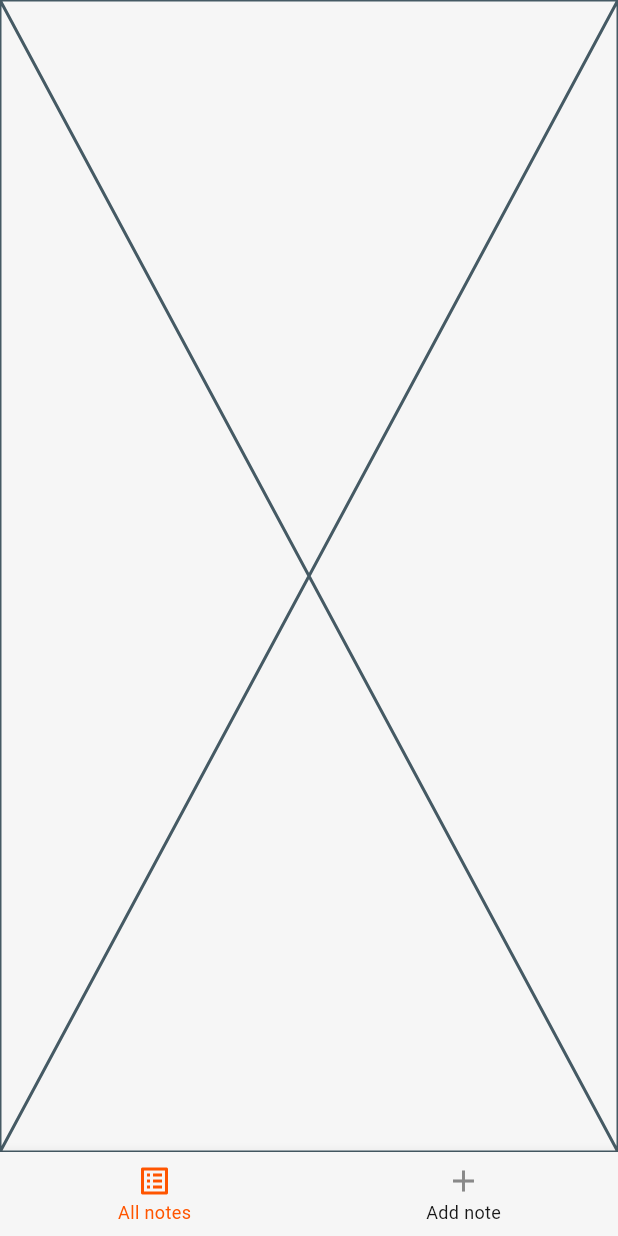
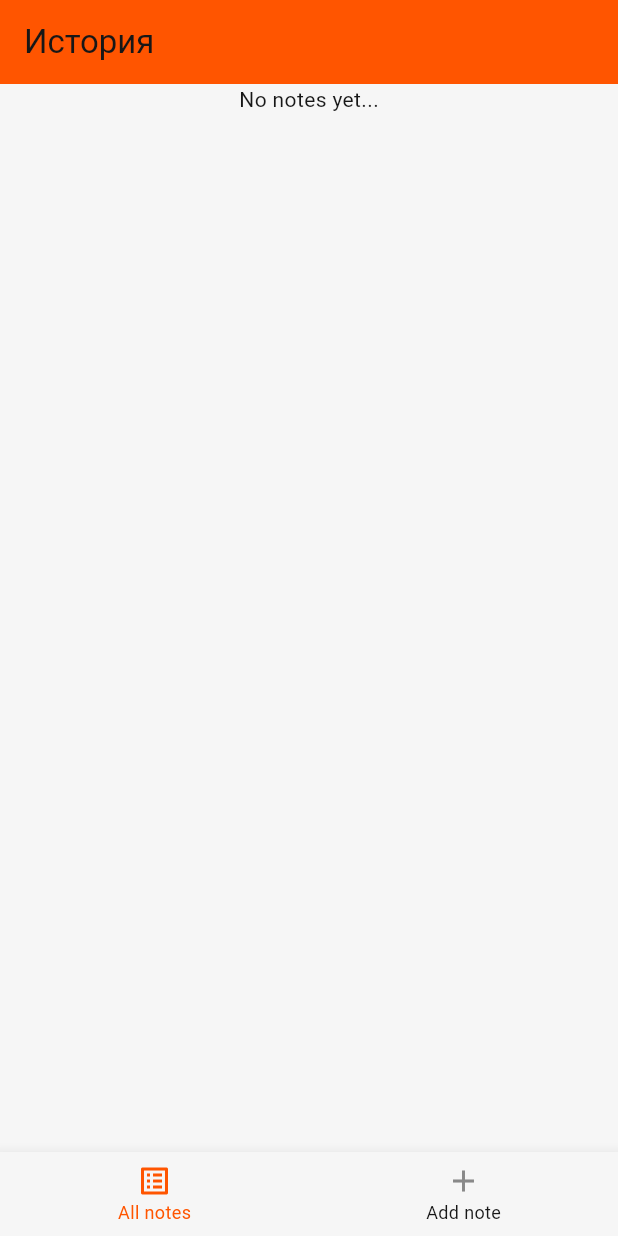
Before and after one commit to rusyaev-dk/scriby_app, a Flutter app: the screen it shows after launch, on a phone screen of 412 x 824 dp. Run offline on Flutter 3.47's test engine with Material 3 defaults, Android fonts, the phone set to English and light mode, and no system bars; our stand-ins replace auto_route, bloc, equatable, flutter_bloc, realm, shared_preferences; generated files the repository leaves out were written again.

Commit message:
feat: add newNote bloc
small improvements in project structure

```diff
--- a/lib/app/app_initializer.dart
+++ b/lib/app/app_initializer.dart
@@ -2,10 +2,10 @@ import 'package:flutter/material.dart';
 import 'package:flutter_bloc/flutter_bloc.dart';
 import 'package:scriby_app/app/app_config.dart';
 import 'package:scriby_app/core/blocs/theme_cubit/theme_cubit.dart';
-import 'package:scriby_app/core/domain/repositories/my_notes/my_notes_repository.dart';
-import 'package:scriby_app/core/domain/repositories/my_notes/my_notes_repository_interface.dart';
+import 'package:scriby_app/core/domain/repositories/notes/notes.dart';
 import 'package:scriby_app/core/domain/repositories/settings/settings.dart';
-import 'package:scriby_app/features/my_notes/presentation/my_notes_bloc/my_notes_bloc.dart';
+import 'package:scriby_app/features/my_notes/presentation/presentation.dart';
+import 'package:scriby_app/features/new_note/presentation/presentation.dart';
 import 'package:scriby_app/persistence/storage/key_value_storage/key_value_storage.dart';
 
 class AppInitializer extends StatelessWidget {
@@ -20,17 +20,17 @@ class AppInitializer extends StatelessWidget {
 
   @override
   Widget build(BuildContext context) {
-    final sharedPrefsStotage =
+    final sharedPrefsStorage =
         SharedPrefsStorage(prefs: appConfig.sharedPreferences);
 
     return MultiRepositoryProvider(
       providers: [
         RepositoryProvider<SettingsRepositoryI>(
           create: (context) =>
-              SettingsRepository(keyValueStorage: sharedPrefsStotage),
+              SettingsRepository(keyValueStorage: sharedPrefsStorage),
         ),
-        RepositoryProvider<MyNotesRepositoryI>(
-          create: (context) => MyNotesRepository(realm: appConfig.realm),
+        RepositoryProvider<NotesRepositoryI>(
+          create: (context) => NotesRepository(realm: appConfig.realm),
         ),
       ],
       child: MultiBlocProvider(
@@ -42,7 +42,12 @@ class AppInitializer extends StatelessWidget {
           ),
           BlocProvider(
             create: (context) => MyNotesBloc(
-              myNotesRepository: context.read<MyNotesRepositoryI>(),
+              notesRepository: context.read<NotesRepositoryI>(),
+            ),
+          ),
+          BlocProvider(
+            create: (context) => NewNoteBloc(
+              notesRepository: context.read<NotesRepositoryI>(),
             ),
           ),
         ],
--- a/lib/core/domain/repositories/my_notes/my_notes.dart
+++ /dev/null
@@ -1,3 +0,0 @@
-export 'my_notes_repository_interface.dart';
-export 'my_notes_repository.dart';
-export '../../../../persistence/storage/realm/models/models.dart';
--- /dev/null
+++ b/lib/core/domain/repositories/notes/notes.dart
@@ -0,0 +1,2 @@
+export 'notes_repository_interface.dart';
+export 'notes_repository.dart';
--- a/lib/core/domain/repositories/my_notes/my_notes_repository.dart
+++ b/lib/core/domain/repositories/notes/notes_repository.dart
@@ -1,8 +1,9 @@
 import 'package:realm/realm.dart';
-import 'package:scriby_app/core/domain/repositories/my_notes/my_notes.dart';
+import 'package:scriby_app/core/domain/repositories/notes/notes.dart';
+import 'package:scriby_app/persistence/storage/realm/models/models.dart';
 
-class MyNotesRepository implements MyNotesRepositoryI {
-  MyNotesRepository({required Realm realm}) : _realm = realm;
+class NotesRepository implements NotesRepositoryI {
+  NotesRepository({required Realm realm}) : _realm = realm;
 
   final Realm _realm;
 
--- a/lib/core/domain/repositories/my_notes/my_notes_repository_interface.dart
+++ b/lib/core/domain/repositories/notes/notes_repository_interface.dart
@@ -1,6 +1,6 @@
 import 'package:scriby_app/persistence/storage/realm/models/models.dart';
 
-abstract interface class MyNotesRepositoryI {
+abstract interface class NotesRepositoryI {
   Future<List<LocalNote>> getAllNotes();
   Future<void> addNote(LocalNote newNote);
   Future<void> deleteNote(LocalNote noteToDelete);
--- a/lib/features/my_notes/presentation/my_notes_bloc/my_notes_bloc.dart
+++ b/lib/features/my_notes/presentation/my_notes_bloc/my_notes_bloc.dart
@@ -1,20 +1,21 @@
 import 'package:bloc/bloc.dart';
 import 'package:equatable/equatable.dart';
 import 'package:scriby_app/core/domain/entity/note.dart';
-import 'package:scriby_app/core/domain/repositories/my_notes/my_notes_repository_interface.dart';
+import 'package:scriby_app/core/domain/repositories/notes/notes_repository_interface.dart';
 
 part 'my_notes_event.dart';
 part 'my_notes_state.dart';
 
 class MyNotesBloc extends Bloc<MyNotesEvent, MyNotesState> {
   MyNotesBloc({
-    required MyNotesRepositoryI myNotesRepository,
-  })  : _myNotesRepository = myNotesRepository,
+    required NotesRepositoryI notesRepository,
+  })  : _notesRepository = notesRepository,
         super(MyNotesLoadingState()) {
     on<LoadMyNotesEvent>(_onLoadNotes);
+    add(LoadMyNotesEvent());
   }
 
-  final MyNotesRepositoryI _myNotesRepository;
+  final NotesRepositoryI _notesRepository;
 
   Future<void> _onLoadNotes(
     LoadMyNotesEvent event,
@@ -23,12 +24,15 @@ class MyNotesBloc extends Bloc<MyNotesEvent, MyNotesState> {
     if (state is! MyNotesLoadingState) {
       emit(MyNotesLoadingState());
     }
-
-    final localNotes = await _myNotesRepository.getAllNotes();
-    List<Note> notes = [];
-    for (var localNote in localNotes) {
-      notes.add(Note.fromLocal(localNote));
+    try {
+      final localNotes = await _notesRepository.getAllNotes();
+      List<Note> notes = [];
+      for (var localNote in localNotes) {
+        notes.add(Note.fromLocal(localNote));
+      }
+      emit(MyNotesLoadedState(notes: notes));
+    } catch (err, stackTrace) {
+      emit(MyNotesFailureState(exception: err));
     }
-    emit(MyNotesLoadedState(notes: notes));
   }
 }
--- a/lib/features/my_notes/presentation/my_notes_bloc/my_notes_state.dart
+++ b/lib/features/my_notes/presentation/my_notes_bloc/my_notes_state.dart
@@ -1,8 +1,6 @@
 part of 'my_notes_bloc.dart';
 
 sealed class MyNotesState extends Equatable {}
-
-// final class MyNotesInitial extends MyNotesState {}
 
 final class MyNotesLoadingState extends MyNotesState {
   @override
@@ -19,6 +17,10 @@ final class MyNotesLoadedState extends MyNotesState {
 }
 
 final class MyNotesFailureState extends MyNotesState {
+  MyNotesFailureState({required this.exception});
+
+  final Object exception;
+
   @override
-  List<Object?> get props => [];
+  List<Object?> get props => [exception];
 }
--- /dev/null
+++ b/lib/features/my_notes/presentation/presentation.dart
@@ -0,0 +1,3 @@
+export 'my_notes_bloc/my_notes_bloc.dart';
+export 'screens/screens.dart';
+export 'widgets/widgets.dart';
--- a/lib/features/my_notes/presentation/screens/my_notes_screen.dart
+++ b/lib/features/my_notes/presentation/screens/my_notes_screen.dart
@@ -1,8 +1,6 @@
 import 'package:auto_route/annotations.dart';
 import 'package:flutter/material.dart';
-import 'package:flutter_bloc/flutter_bloc.dart';
-import 'package:scriby_app/core/domain/entity/note.dart';
-import 'package:scriby_app/features/my_notes/presentation/my_notes_bloc/my_notes_bloc.dart';
+import 'package:scriby_app/features/my_notes/presentation/presentation.dart';
 
 @RoutePage()
 class MyNotesScreen extends StatelessWidget {
@@ -10,23 +8,8 @@ class MyNotesScreen extends StatelessWidget {
 
   @override
   Widget build(BuildContext context) {
-    return Scaffold(
-      body: BlocBuilder<MyNotesBloc, MyNotesState>(
-        builder: (context, state) {
-          if (state is MyNotesLoadedState) {
-            final List<Note> notes = state.notes;
-
-            if (notes.isEmpty) {
-              return const Center(
-                child: Text("No notes yet..."),
-              );
-            }
-            return Placeholder();
-          }
-
-          return const Placeholder();
-        },
-      ),
+    return const Scaffold(
+      body: MyNotesBody(),
     );
   }
 }
--- /dev/null
+++ b/lib/features/my_notes/presentation/screens/screens.dart
@@ -0,0 +1 @@
+export 'my_notes_screen.dart';
--- /dev/null
+++ b/lib/features/my_notes/presentation/widgets/body.dart
@@ -0,0 +1,40 @@
+import 'package:flutter/material.dart';
+import 'package:flutter_bloc/flutter_bloc.dart';
+import 'package:scriby_app/features/my_notes/presentation/presentation.dart';
+import 'package:scriby_app/uikit/uikit.dart';
+
+class MyNotesBody extends StatelessWidget {
+  const MyNotesBody({
+    super.key,
+  });
+
+  @override
+  Widget build(BuildContext context) {
+    return BlocBuilder<MyNotesBloc, MyNotesState>(
+      builder: (context, state) {
+        return CustomScrollView(
+          slivers: [
+            const SliverAppBar(
+              snap: true,
+              floating: true,
+              title: Text('История'),
+              elevation: 0,
+              surfaceTintColor: Colors.transparent,
+            ),
+            if (state is MyNotesLoadedState)
+              SliverToBoxAdapter(
+                child: Center(
+                  child: Text(
+                    "No notes yet...",
+                    style: TextStyle(
+                      color: AppColorScheme.of(context).onBackground,
+                    ),
+                  ),
+                ),
+              )
+          ],
+        );
+      },
+    );
+  }
+}
--- /dev/null
+++ b/lib/features/my_notes/presentation/widgets/widgets.dart
@@ -0,0 +1 @@
+export 'body.dart';
--- /dev/null
+++ b/lib/features/new_note/presentation/new_note_bloc/new_note_event.dart
@@ -0,0 +1,22 @@
+part of 'new_note_bloc.dart';
+
+sealed class NewNoteEvent extends Equatable {}
+
+final class SaveNoteLocallyEvent extends NewNoteEvent {
+  SaveNoteLocallyEvent({
+    required this.title,
+    required this.dateTime,
+    required this.tags,
+    required this.text,
+    required this.completer,
+  });
+
+  final String title;
+  final String dateTime;
+  final List<String> tags;
+  final String text;
+  final Completer completer;
+
+  @override
+  List<Object?> get props => [title, dateTime, tags, text];
+}
--- /dev/null
+++ b/lib/features/new_note/presentation/new_note_bloc/new_note_state.dart
@@ -0,0 +1,27 @@
+part of 'new_note_bloc.dart';
+
+sealed class NewNoteState extends Equatable {}
+
+final class NewNoteInitialState extends NewNoteState {
+  @override
+  List<Object?> get props => [];
+}
+
+final class NewNoteInProgressState extends NewNoteState {
+  @override
+  List<Object?> get props => [];
+}
+
+final class NewNoteSavingState extends NewNoteState {
+  @override
+  List<Object?> get props => [];
+}
+
+final class NewNoteFailureState extends NewNoteState {
+  NewNoteFailureState({required this.exception});
+
+  final Object exception;
+
+  @override
+  List<Object?> get props => [exception];
+}
--- /dev/null
+++ b/lib/features/new_note/presentation/presentation.dart
@@ -0,0 +1,3 @@
+export 'new_note_bloc/new_note_bloc.dart';
+export 'screens/screens.dart';
+export 'widgets/widgets.dart';
--- a/lib/features/new_note/presentation/screens/new_note_screen.dart
+++ b/lib/features/new_note/presentation/screens/new_note_screen.dart
@@ -1,5 +1,6 @@
 import 'package:auto_route/annotations.dart';
 import 'package:flutter/material.dart';
+import 'package:scriby_app/features/new_note/presentation/widgets/widgets.dart';
 
 @RoutePage()
 class NewNoteScreen extends StatelessWidget {
@@ -7,6 +8,8 @@ class NewNoteScreen extends StatelessWidget {
 
   @override
   Widget build(BuildContext context) {
-    return const Placeholder();
+    return const Scaffold(
+      body: NewNoteBody(),
+    );
   }
 }
--- /dev/null
+++ b/lib/features/new_note/presentation/screens/screens.dart
@@ -0,0 +1 @@
+export 'new_note_screen.dart';
--- /dev/null
+++ b/lib/features/new_note/presentation/widgets/widgets.dart
@@ -0,0 +1 @@
+export 'body.dart';
```
Also changed, not shown: lib/features/new_note/presentation/new_note_bloc/new_note_bloc.dart (added, +46 -0 lines), lib/features/new_note/presentation/widgets/body.dart (added, +16 -0 lines).
